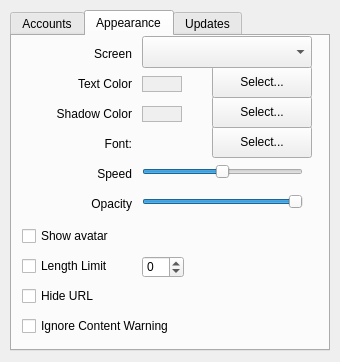
Above: src/settingwindow.ui from b123400/tootrain-qt before the change. Below: the same form after it.
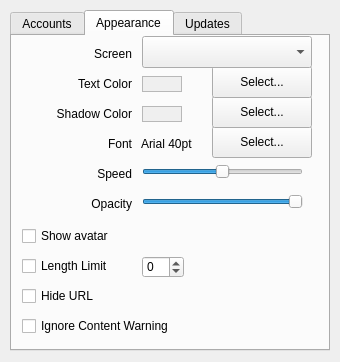
That is the form after the change.

Commit message: Improved font label UI

```diff
--- a/src/settingwindow.ui
+++ b/src/settingwindow.ui
@@ -185,7 +185,7 @@
       </rect>
      </property>
      <property name="text">
-      <string>Font:</string>
+      <string>Font</string>
      </property>
      <property name="alignment">
       <set>Qt::AlignmentFlag::AlignRight|Qt::AlignmentFlag::AlignTrailing|Qt::AlignmentFlag::AlignVCenter</set>
@@ -384,6 +384,22 @@
       <set>Qt::AlignmentFlag::AlignRight|Qt::AlignmentFlag::AlignTrailing|Qt::AlignmentFlag::AlignVCenter</set>
      </property>
     </widget>
+    <widget class="QLabel" name="fontValueLabel">
+     <property name="geometry">
+      <rect>
+       <x>129</x>
+       <y>100</y>
+       <width>71</width>
+       <height>16</height>
+      </rect>
+     </property>
+     <property name="text">
+      <string>Arial 40pt</string>
+     </property>
+     <property name="alignment">
+      <set>Qt::AlignmentFlag::AlignLeading|Qt::AlignmentFlag::AlignLeft|Qt::AlignmentFlag::AlignVCenter</set>
+     </property>
+    </widget>
    </widget>
    <widget class="QWidget" name="Updates">
     <attribute name="title">
```
The commit also changes 1 other file.
